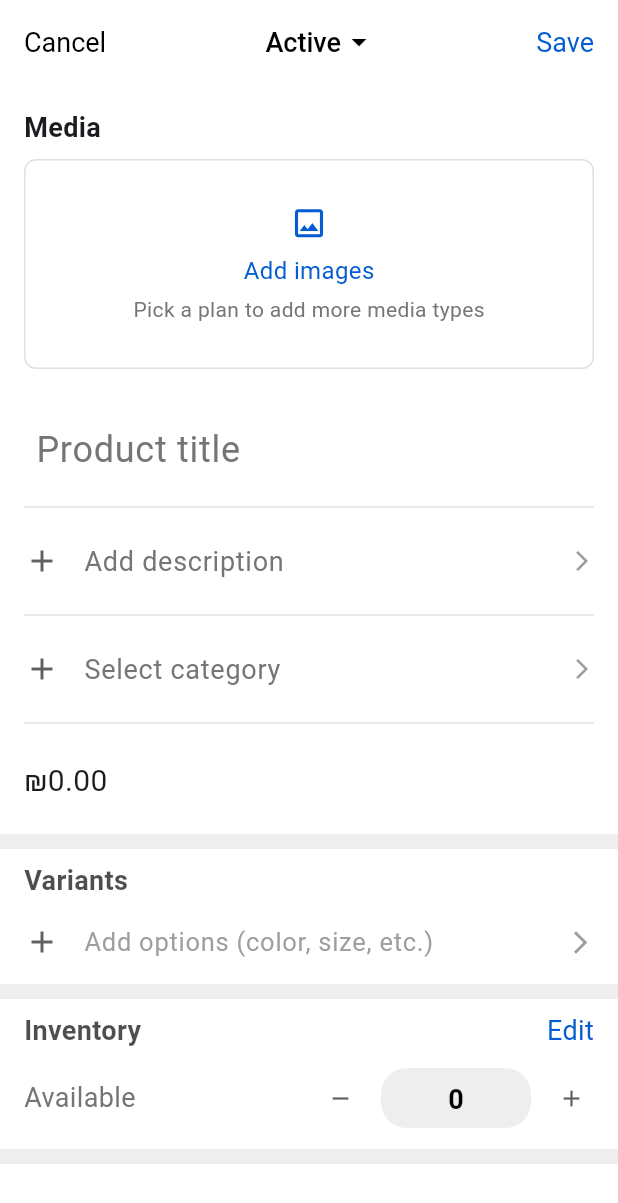
After one commit to DeemaHamoudeh/GP1, a Flutter app: the AddProductPage screen opened directly, on a phone screen of 412 x 824 dp. The commit adds this screen. Shown: the top 1203 px of the screen. Run offline on Flutter 3.47's test engine with Material 3 defaults, Android fonts, the phone set to English and light mode, and no system bars; our stand-ins replace image_picker, multi_select_flutter, shared_preferences, uni_links; accounts and stored records are empty; statements that could not run were skipped.

Commit message:
add addProduct page

```diff
--- /dev/null
+++ b/lib/views/pages/StoreOwner/addProduct_page.dart
@@ -0,0 +1,455 @@
+import 'package:flutter/material.dart';
+import 'dart:io';
+import 'package:image_picker/image_picker.dart';
+
+class AddProductPage extends StatefulWidget {
+  @override
+  _AddProductPageState createState() => _AddProductPageState();
+}
+
+class _AddProductPageState extends State<AddProductPage> {
+  final _formKey = GlobalKey<FormState>();
+
+  String productStatus = "Active";
+  String? productTitle;
+  String? productDescription;
+  String? selectedCategory;
+  String? productPrice;
+  String? productStock;
+  List<File> productImages = [];
+
+  List<String> categories = [
+    "Clothing",
+    "Electronics",
+    "Home Appliances",
+    "Sports Equipment",
+    "Toys & Gifts"
+  ];
+  int stockQuantity = 0; // Track stock count
+  // 📷 Pick images
+  Future<void> _pickImages() async {
+    final pickedFile =
+        await ImagePicker().pickImage(source: ImageSource.gallery);
+    if (pickedFile != null) {
+      setState(() {
+        productImages.add(File(pickedFile.path));
+      });
+    }
+  }
+
+  // ✅ Save product
+  void _saveProduct() {
+    if (_formKey.currentState!.validate()) {
+      _formKey.currentState!.save();
+      print("✅ Product saved successfully!");
+      print("Title: $productTitle");
+      print("Description: $productDescription");
+      print("Category: $selectedCategory");
+      print("Price: $productPrice");
+      print("Stock: $productStock");
+      print("Images Count: ${productImages.length}");
+      Navigator.pop(context); // Go back after saving
+    }
+  }
+
+  @override
+  Widget build(BuildContext context) {
+    return Scaffold(
+      backgroundColor: Colors.white,
+      appBar: AppBar(
+        backgroundColor: Colors.white,
+        elevation: 0,
+        automaticallyImplyLeading: false, // Removes default back button
+        title: Row(
+          mainAxisAlignment: MainAxisAlignment.spaceBetween,
+          children: [
+            // ✅ "Back" Text Button (Left)
+            GestureDetector(
+              onTap: () {
+                Navigator.pop(context);
+              },
+              child: Text(
+                "Cancel",
+                style: TextStyle(
+                  color: Colors.black,
+                  fontSize: 18,
+                  //     fontWeight: FontWeight.w500,
+                ),
+              ),
+            ),
+
+            // ✅ "Active" Dropdown in the Center
+            DropdownButtonHideUnderline(
+              child: DropdownButton<String>(
+                value: productStatus,
+                icon: Icon(Icons.arrow_drop_down, color: Colors.black),
+                style: TextStyle(
+                  color: Colors.black,
+                  fontSize: 18,
+                  fontWeight: FontWeight.w500,
+                ),
+                dropdownColor: Colors.white,
+                items: ["Active", "Draft"].map((String status) {
+                  return DropdownMenuItem<String>(
+                    value: status,
+                    child: Text(status),
+                  );
+                }).toList(),
+                onChanged: (String? newValue) {
+                  if (newValue != null) {
+                    setState(() {
+                      productStatus = newValue;
+                    });
+                  }
+                },
+              ),
+            ),
+
+            // ✅ "Save" Button (Right)
+            GestureDetector(
+              onTap: () {
+                print("Save Product"); // Replace this with your save function
+              },
+              child: Text(
+                "Save",
+                style: TextStyle(
+                  color: Color(0xFF035cd3), // Shopify uses blue for actions
+                  fontSize: 18,
+                  //    fontWeight: FontWeight.w500,
+                ),
+              ),
+            ),
+          ],
+        ),
+      ),
+      body: SingleChildScrollView(
+        child: Column(
+          crossAxisAlignment: CrossAxisAlignment.start,
+          children: [
+            // 🔹 WRAP MAIN CONTENT IN A CONTAINER WITH PADDING
+            Container(
+              padding: EdgeInsets.all(
+                  16.0), // ✅ Keeps padding for all elements EXCEPT dividers
+              child: Form(
+                key: _formKey,
+                child: Column(
+                  crossAxisAlignment: CrossAxisAlignment.start,
+                  children: [
+                    Text("Media",
+                        style: TextStyle(
+                            fontSize: 18, fontWeight: FontWeight.bold)),
+                    SizedBox(height: 8),
+                    GestureDetector(
+                      onTap: _pickImages,
+                      child: Container(
+                        height: 140,
+                        width: double.infinity,
+                        decoration: BoxDecoration(
+                          border: Border.all(color: Colors.grey.shade300),
+                          borderRadius: BorderRadius.circular(8),
+                        ),
+                        child: Center(
+                          child: productImages.isEmpty
+                              ? Column(
+                                  mainAxisAlignment: MainAxisAlignment.center,
+                                  children: [
+                                    Icon(Icons.image_outlined,
+                                        size: 25,
+                                        color: const Color(0xFF035cd3)),
+                                    SizedBox(height: 8),
+                                    Text("Add images",
+                                        style: TextStyle(
+                                            color: const Color(0xFF035cd3),
+                                            fontSize: 16)),
+                                    SizedBox(height: 4),
+                                    Text("Pick a plan to add more media types",
+                                        style: TextStyle(
+                                            color: Colors.grey[600],
+                                            fontSize: 14)),
+                                  ],
+                                )
+                              : SingleChildScrollView(
+                                  scrollDirection: Axis.horizontal,
+                                  child: Row(
+                                    children: productImages.map((image) {
+                                      return Padding(
+                                        padding: const EdgeInsets.all(4.0),
+                                        child: Stack(
+                                          children: [
+                                            ClipRRect(
+                                              borderRadius:
+                                                  BorderRadius.circular(8),
+                                              child: Image.file(image,
+                                                  width: 100,
+                                                  height: 100,
+                                                  fit: BoxFit.cover),
+                                            ),
+                                            Positioned(
+                                              top: 2,
+                                              right: 2,
+                                              child: GestureDetector(
+                                                onTap: () {
+                                                  setState(() {
+                                                    productImages.remove(image);
+                                                  });
+                                                },
+                                                child: Container(
+                                                  decoration: BoxDecoration(
+                                                    color: Colors.black
+                                                        .withOpacity(0.6),
+                                                    shape: BoxShape.circle,
+                                                  ),
+                                                  padding: EdgeInsets.all(4),
+                                                  child: Icon(Icons.close,
+                                                      color: Colors.white,
+                                                      size: 18),
+                                                ),
+                                              ),
+                                            ),
+                                          ],
+                                        ),
+                                      );
+                                    }).toList(),
+                                  ),
+                                ),
+                        ),
+                      ),
+                    ),
+                    SizedBox(height: 24),
+                    TextFormField(
+                      decoration: InputDecoration(
+                        hintText: "Product title",
+                        hintStyle:
+                            TextStyle(fontSize: 24, color: Colors.grey[600]),
+                        border: InputBorder.none,
+                        contentPadding:
+                            EdgeInsets.symmetric(vertical: 12, horizontal: 8),
+                      ),
+                      validator: (value) =>
+                          value!.isEmpty ? "Please enter product title" : null,
+                      onSaved: (value) => productTitle = value,
+                    ),
+                    Divider(color: Colors.grey.shade300, thickness: 1),
+                    ListTile(
+                      contentPadding: EdgeInsets.zero,
+                      leading: Icon(Icons.add, color: Colors.grey[700]),
+                      title: Text("Add description",
+                          style:
+                              TextStyle(fontSize: 18, color: Colors.grey[600])),
+                      trailing: Icon(Icons.arrow_forward_ios,
+                          size: 16, color: Colors.grey[500]),
+                      onTap: () {},
+                    ),
+                    Divider(color: Colors.grey.shade300, thickness: 1),
+                    ListTile(
+                      contentPadding: EdgeInsets.zero,
+                      leading: Icon(Icons.add, color: Colors.grey[700]),
+                      title: Text("Select category",
+                          style:
+                              TextStyle(fontSize: 18, color: Colors.grey[600])),
+                      trailing: Icon(Icons.arrow_forward_ios,
+                          size: 16, color: Colors.grey[500]),
+                      onTap: () {},
+                    ),
+                    Divider(color: Colors.grey.shade300, thickness: 1),
+                    SizedBox(height: 16),
+
+                    // ✅ Price Field
+                    Text(
+                      "₪0.00",
+                      style: TextStyle(
+                        fontSize: 20,
+                        // fontWeight: FontWeight.bold,
+                      ),
+                    ),
+                    SizedBox(height: 5),
+                  ],
+                ),
+              ),
+            ), // 🔹 END WRAPPED CONTAINER
+
+            // ✅ FULL-WIDTH SECTION DIVIDER (Before Variants)
+            Container(
+              width: double.infinity,
+              height: 10,
+              color: Colors.grey[200],
+            ),
+
+            // 🔹 VARIANTS SECTION
+
+            Padding(
+              padding: EdgeInsets.symmetric(
+                  horizontal: 16.0), // Ensures alignment with other sections
+              child: Column(
+                crossAxisAlignment: CrossAxisAlignment.start,
+                children: [
+                  SizedBox(height: 8),
+                  // ✅ Variants Title
+                  Text(
+                    "Variants",
+                    style: TextStyle(
+                      fontSize: 18,
+                      fontWeight: FontWeight.bold,
+                      color: const Color.fromARGB(177, 0, 0, 0),
+                    ),
+                  ),
+
+                  // ✅ Add Options Button (with Icon)
+                  ListTile(
+                    contentPadding: EdgeInsets.zero,
+                    leading: Icon(Icons.add, color: Colors.grey[700]),
+                    title: Text(
+                      "Add options (color, size, etc.)",
+                      style: TextStyle(
+                          fontSize: 17,
+                          //fontWeight: FontWeight.w500,
+                          color: Colors.grey),
+                    ),
+                    trailing: Icon(Icons.arrow_forward_ios,
+                        size: 18, color: Colors.grey),
+                    onTap: () {
+                      print("Navigate to Variants Page");
+                    },
+                  ),
+                ],
+              ),
+            ),
+
+            // ✅ FULL-WIDTH SECTION DIVIDER (After Variants)
+            Container(
+              width: double.infinity,
+              height: 10,
+              color: Colors.grey[200],
+            ),
+            SizedBox(height: 8),
+// 🔹 INVENTORY SECTION
+            Padding(
+              padding:
+                  EdgeInsets.symmetric(horizontal: 16.0), // Ensures alignment
+              child: Column(
+                crossAxisAlignment: CrossAxisAlignment.start,
+                children: [
+                  // ✅ Inventory Title with Edit Button
+                  Row(
+                    mainAxisAlignment: MainAxisAlignment.spaceBetween,
+                    children: [
+                      Text(
+                        "Inventory",
+                        style: TextStyle(
+                          fontSize: 18,
+                          fontWeight: FontWeight.bold,
+                          color: const Color.fromARGB(177, 0, 0, 0),
+                        ),
+                      ),
+                      GestureDetector(
+                        onTap: () {
+                          print("Navigate to Edit Inventory");
+                        },
+                        child: Text(
+                          "Edit",
+                          style: TextStyle(
+                            fontSize: 18,
+                            color: Color(0xFF035cd3),
+                            //fontWeight: FontWeight.w500,
+                          ),
+                        ),
+                      ),
+                    ],
+                  ),
+                  SizedBox(height: 12),
+
+                  // ✅ Stock Management Field
+                  Row(
+                    mainAxisAlignment: MainAxisAlignment.spaceBetween,
+                    children: [
+                      Text(
+                        "Available",
+                        style: TextStyle(fontSize: 18, color: Colors.grey[600]),
+                      ),
+
+                      // 🔹 Counter for Stock ( - 0 + )
+                      Row(
+                        children: [
+                          // Decrease Button (-)
+                          GestureDetector(
+                            onTap: () {
+                              if (stockQuantity > 0) {
+                                setState(() {
+                                  stockQuantity--;
+                                });
+                              }
+                            },
+                            child: Container(
+                              padding: EdgeInsets.all(6),
+                              decoration: BoxDecoration(
+                                  //       border: Border.all(color: Colors.grey),
+                                  //  borderRadius: BorderRadius.circular(4),
+                                  ),
+                              child: Icon(Icons.remove,
+                                  size: 18, color: Colors.grey[700]),
+                            ),
+                          ),
+                          SizedBox(width: 12),
+
+                          // 🔹 Stock Quantity with Grey Background
+                          Container(
+                            width: 100,
+                            height: 40,
+                            padding: EdgeInsets.symmetric(
+                                horizontal: 20, vertical: 8),
+                            decoration: BoxDecoration(
+                              color: Colors.grey[200], // ✅ Grey background
+                              borderRadius: BorderRadius.circular(
+                                  17), // ✅ Rounded corners
+                            ),
+                            alignment: Alignment.center,
+                            child: Text(
+                              "$stockQuantity", // ✅ Dynamic stock count
+                              style: TextStyle(
+                                fontSize: 18,
+                                fontWeight: FontWeight.bold,
+                                color: Colors.black,
+                              ),
+                            ),
+                          ),
+
+                          SizedBox(width: 12),
+
+                          // Increase Button (+)
+                          GestureDetector(
+                            onTap: () {
+                              setState(() {
+                                stockQuantity++;
+                              });
+                            },
+                            child: Container(
+                              padding: EdgeInsets.all(6),
+                              decoration: BoxDecoration(
+                                //   color: Colors.grey[200], // ✅ Grey background
+                                borderRadius: BorderRadius.circular(4),
+                              ),
+                              child: Icon(Icons.add,
+                                  size: 18, color: Colors.grey[700]),
+                            ),
+                          ),
+                        ],
+                      ),
+                    ],
+                  ),
+                ],
+              ),
+            ),
+            SizedBox(height: 14),
+
+// ✅ FULL-WIDTH SECTION DIVIDER (After Inventory)
+            Container(
+              width: double.infinity,
+              height: 10,
+              color: Colors.grey[200],
+            ),
+          ],
+        ),
+      ),
+    );
+  }
+}
--- a/lib/views/pages/StoreOwner/dashBoardStoreOwner_page.dart
+++ b/lib/views/pages/StoreOwner/dashBoardStoreOwner_page.dart
@@ -4,6 +4,7 @@ import 'package:http/http.dart' as http; // For making HTTP requests
 import '../../../../controllers/userController.dart'; // Import UserController
 import '../login_page.dart'; // Import the login page
 import 'storeDetails_page.dart';
+import 'addProduct_page.dart';
 import 'package:shared_preferences/shared_preferences.dart';
 
 class DashboardStoreOwnerPage extends StatefulWidget {
@@ -482,8 +483,7 @@ class _DashboardStoreOwnerPageState extends State<DashboardStoreOwnerPage> {
                     padding: const EdgeInsets.all(16.0),
                     child: Column(
                       crossAxisAlignment: CrossAxisAlignment.start,
-                      children:
-                          steps.isNotEmpty // ✅ تحقق من أن البيانات ليست فارغة
+                      children: steps.isNotEmpty //
                           ? steps.map((step) {
                               return Column(
                                 children: [
@@ -508,6 +508,8 @@ class _DashboardStoreOwnerPageState extends State<DashboardStoreOwnerPage> {
                                     trailing: Icon(Icons.arrow_forward,
                                         color: Colors.teal),
                                     onTap: () async {
+                                      if (step["title"] ==
+                                          "Name your product") {
                                         final result = await Navigator.push(
                                           context,
                                           MaterialPageRoute(
@@ -521,6 +523,27 @@ class _DashboardStoreOwnerPageState extends State<DashboardStoreOwnerPage> {
                                           print(
                                               "🔄 Reloading setup guide after store update...");
                                           _fetchSetupGuide(); // ✅ إعادة تحميل البيانات بعد التحديث
+                                        }
+                                      } else if (step["title"] ==
+                                          "Add your product") {
+                                        // ✅ Second Step: Navigate to Add Product Page
+                                        final result = await Navigator.push(
+                                          context,
+                                          MaterialPageRoute(
+                                            builder: (context) =>
+                                                AddProductPage(), // ✅ Navigate to Add Product Page
+                                          ),
+                                        );
+
+                                        if (result == true) {
+                                          print(
+                                              "🔄 Reloading setup guide after adding product...");
+                                          _fetchSetupGuide(); // ✅ Reload setup guide after returning
+                                        }
+                                      } else {
+                                        // ✅ Default behavior for other steps (optional)
+                                        print(
+                                            "No specific navigation for this step.");
                                       }
                                     },
                                   ),
--- a/lib/views/pages/StoreOwner/storeDetails_page.dart
+++ b/lib/views/pages/StoreOwner/storeDetails_page.dart
@@ -586,7 +586,7 @@ class _StoreDetailsPageState extends State<StoreDetailsPage> {
         }
         if (label == "Store Phone" &&
             value != null &&
-            !RegExp(r'^[0-9]{10,15}$').hasMatch(value)) {
+            !RegExp(r'^[0-9+\-\s]{8,19}$').hasMatch(value)) {
           return "Enter a valid phone number (10-15 digits)";
         }
         return null;
@@ -684,7 +684,7 @@ class _StoreDetailsPageState extends State<StoreDetailsPage> {
                   return "Enter a valid email address";
                 }
                 if (label == "Store Phone" &&
-                    !RegExp(r'^[0-9]{10,15}$').hasMatch(value)) {
+                    !RegExp(r'^[0-9+\-\s]{8,19}$').hasMatch(value)) {
                   return "Enter a valid phone number (10-15 digits)";
                 }
                 return null;
```
Lines whose indentation alone changed are shown as unchanged.
